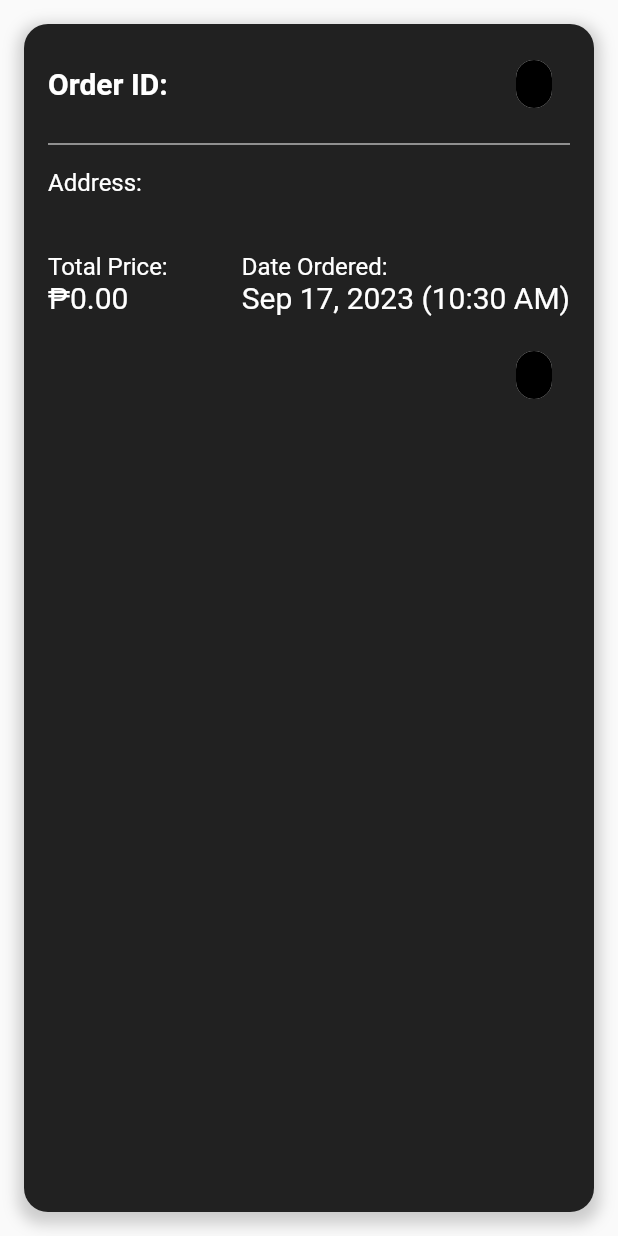
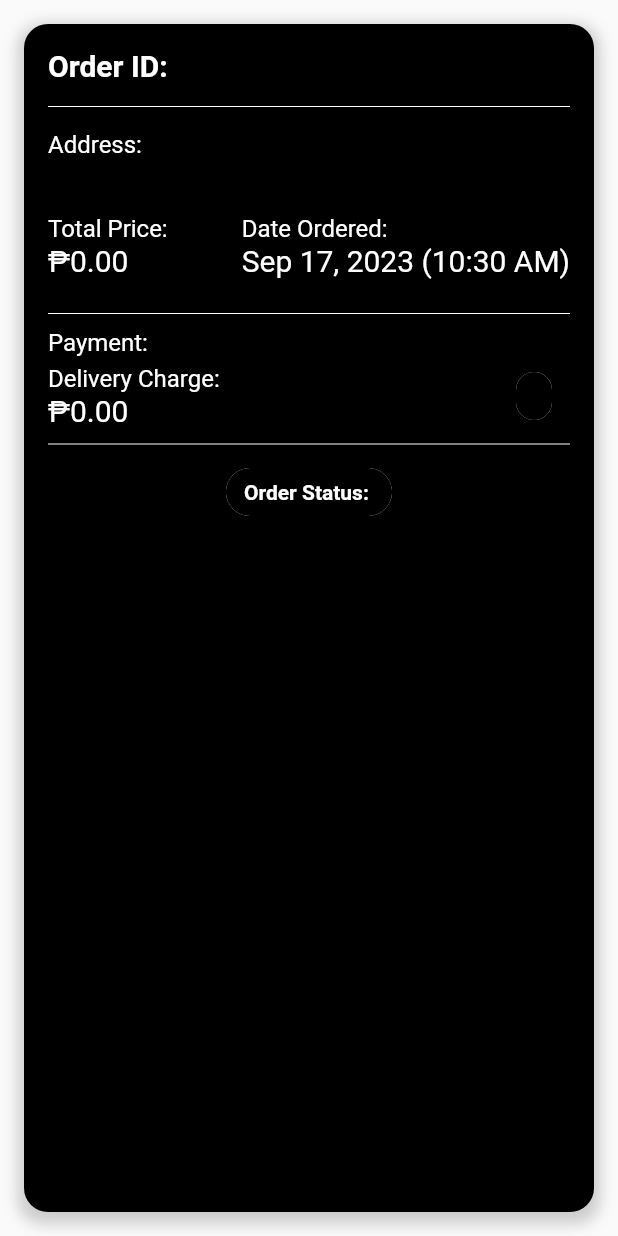
Before and after one commit to aldrinbasa/bijou_cafe, a Flutter app: the CustomOrderCard widget shown alone on an empty page, opened directly with empty values, on a phone screen of 412 x 824 dp. Run offline on Flutter 3.47's test engine with Material 2 defaults, Android fonts, the phone set to English and light mode, and no system bars; our stand-ins replace cloud_firestore, firebase_auth, firebase_core, google_sign_in, permission_handler, shared_preferences; accounts and stored records are empty.

Commit message:
[UI] Fix UI For Admin Home Screen

```diff
--- a/lib/home/home_admin.dart
+++ b/lib/home/home_admin.dart
@@ -102,7 +102,7 @@ class _HomeAdminScreenState extends State<HomeAdminScreen> {
 class CustomOrderCard extends StatelessWidget {
   final OnlineOrderModel order;
 
-  const CustomOrderCard({super.key, required this.order});
+  const CustomOrderCard({Key? key, required this.order}) : super(key: key);
 
   Color _getStatusColor(String status) {
     switch (status.toLowerCase()) {
@@ -113,6 +113,8 @@ class CustomOrderCard extends StatelessWidget {
       case 'for delivery':
         return Colors.yellow;
       case 'completed':
+        return Colors.green;
+      case 'paid':
         return Colors.green;
       default:
         return Colors.black;
@@ -125,8 +127,8 @@ class CustomOrderCard extends StatelessWidget {
 
   String _formatPrice(double price) {
     final currencyFormatter = NumberFormat.currency(
-      symbol: '₱', // Philippine Peso symbol
-      decimalDigits: 2, // 2 decimal places
+      symbol: '₱',
+      decimalDigits: 2,
     );
     return currencyFormatter.format(price);
   }
@@ -136,8 +138,8 @@ class CustomOrderCard extends StatelessWidget {
     return Container(
       margin: const EdgeInsets.all(16),
       decoration: BoxDecoration(
-        color: Colors.grey[900], // Set the background color
-        borderRadius: BorderRadius.circular(16), // Add circular edge
+        color: Colors.black,
+        borderRadius: BorderRadius.circular(16),
         boxShadow: [
           BoxShadow(
             color: Colors.grey.withOpacity(0.5),
@@ -148,7 +150,7 @@ class CustomOrderCard extends StatelessWidget {
         ],
       ),
       child: Padding(
-        padding: const EdgeInsets.all(16.0), // Adjust padding
+        padding: const EdgeInsets.all(16.0),
         child: Column(
           crossAxisAlignment: CrossAxisAlignment.start,
           children: [
@@ -156,7 +158,6 @@ class CustomOrderCard extends StatelessWidget {
               mainAxisAlignment: MainAxisAlignment.spaceBetween,
               children: [
                 Expanded(
-                  // Wrap the Text widget in Expanded
                   child: Text(
                     'Order ID: ${order.orderId}',
                     style: const TextStyle(
@@ -166,21 +167,11 @@ class CustomOrderCard extends StatelessWidget {
                     ),
                   ),
                 ),
-                Chip(
-                  label: Text(
-                    order.status,
-                    style: const TextStyle(
-                      color: Colors.white,
-                      fontWeight: FontWeight.bold,
-                    ),
-                  ),
-                  backgroundColor: _getStatusColor(order.status),
-                ),
               ],
             ),
-            const SizedBox(height: 8), // Adjust spacing
+            const SizedBox(height: 8),
             const Divider(color: Colors.white),
-            const SizedBox(height: 8), // Adjust spacing
+            const SizedBox(height: 8),
             const Text(
               'Address:',
               style: TextStyle(fontSize: 16, color: Colors.white),
@@ -189,7 +180,7 @@ class CustomOrderCard extends StatelessWidget {
               order.address,
               style: const TextStyle(fontSize: 18, color: Colors.white),
             ),
-            const SizedBox(height: 16), // Adjust spacing
+            const SizedBox(height: 16),
             Row(
               mainAxisAlignment: MainAxisAlignment.spaceBetween,
               children: [
@@ -201,8 +192,11 @@ class CustomOrderCard extends StatelessWidget {
                       style: TextStyle(fontSize: 16, color: Colors.white),
                     ),
                     Text(
-                      _formatPrice(order.totalPrice), // Format to PHP
-                      style: const TextStyle(fontSize: 20, color: Colors.white),
+                      _formatPrice(order.totalPrice),
+                      style: const TextStyle(
+                        fontSize: 20,
+                        color: Colors.white,
+                      ),
                     ),
                   ],
                 ),
@@ -214,20 +208,77 @@ class CustomOrderCard extends StatelessWidget {
                       style: TextStyle(fontSize: 16, color: Colors.white),
                     ),
                     Text(
-                      _formatDate(order.dateOrdered), // Format the date
-                      style: const TextStyle(fontSize: 20, color: Colors.white),
+                      _formatDate(order.dateOrdered),
+                      style: const TextStyle(
+                        fontSize: 20,
+                        color: Colors.white,
+                      ),
                     ),
                   ],
                 ),
               ],
             ),
-            const SizedBox(height: 16), // Adjust spacing
+            const SizedBox(height: 16),
+            const Divider(color: Colors.white),
+            Row(
+              children: [
+                const Text(
+                  'Payment:',
+                  style: TextStyle(fontSize: 16, color: Colors.white),
+                ),
+                const SizedBox(
+                  width: 20,
+                ),
+                Text(
+                  order.payment.paymentMethod,
+                  style: const TextStyle(
+                    fontSize: 20,
+                    color: Colors.white,
+                  ),
+                ),
+              ],
+            ),
+            Row(
+              mainAxisAlignment: MainAxisAlignment.spaceBetween,
+              children: [
+                Column(
+                  crossAxisAlignment: CrossAxisAlignment.start,
+                  children: [
+                    const Text(
+                      'Delivery Charge:',
+                      style: TextStyle(fontSize: 16, color: Colors.white),
+                    ),
+                    Text(
+                      _formatPrice(order.deliveryCharge),
+                      style: const TextStyle(
+                        fontSize: 20,
+                        color: Colors.white,
+                      ),
+                    ),
+                  ],
+                ),
+                Align(
+                  alignment: Alignment.bottomRight,
+                  child: Chip(
+                    label: Text(
+                      order.payment.status.toUpperCase(),
+                      style: const TextStyle(
+                        color: Colors.white,
+                        fontWeight: FontWeight.bold,
+                      ),
+                    ),
+                    backgroundColor: _getStatusColor(order.payment.status),
+                  ),
+                ),
+              ],
+            ),
+            const Divider(color: Colors.white),
             Align(
-              alignment:
-                  Alignment.bottomRight, // Align the status to the bottom right
+              alignment: Alignment.center,
               child: Chip(
+                elevation: 2,
                 label: Text(
-                  order.status,
+                  "Order Status: ${order.status.toUpperCase()}",
                   style: const TextStyle(
                     color: Colors.white,
                     fontWeight: FontWeight.bold,
```
